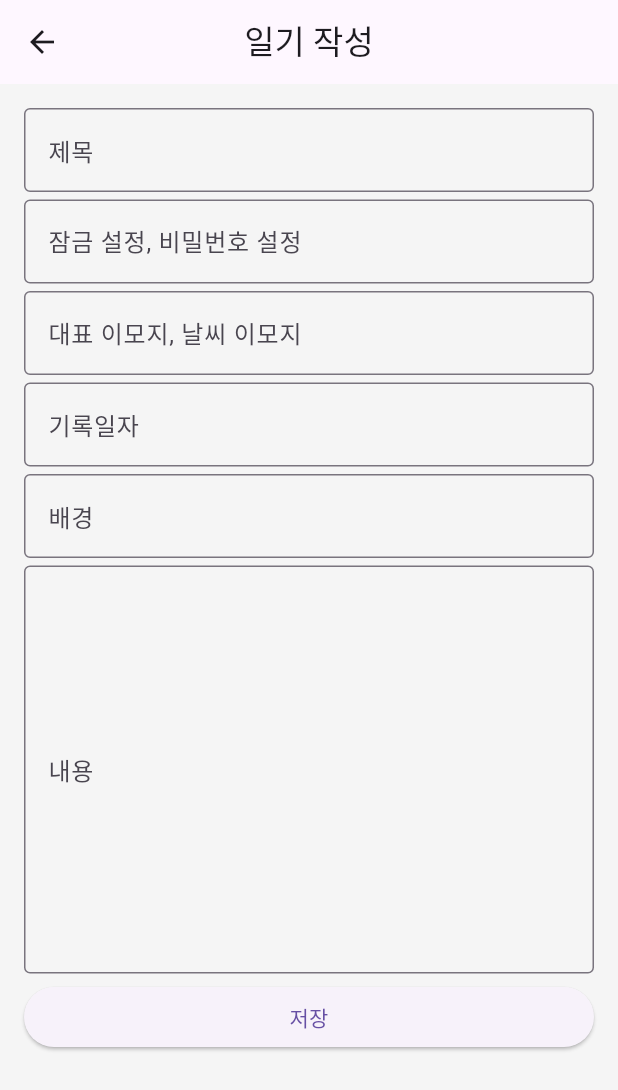
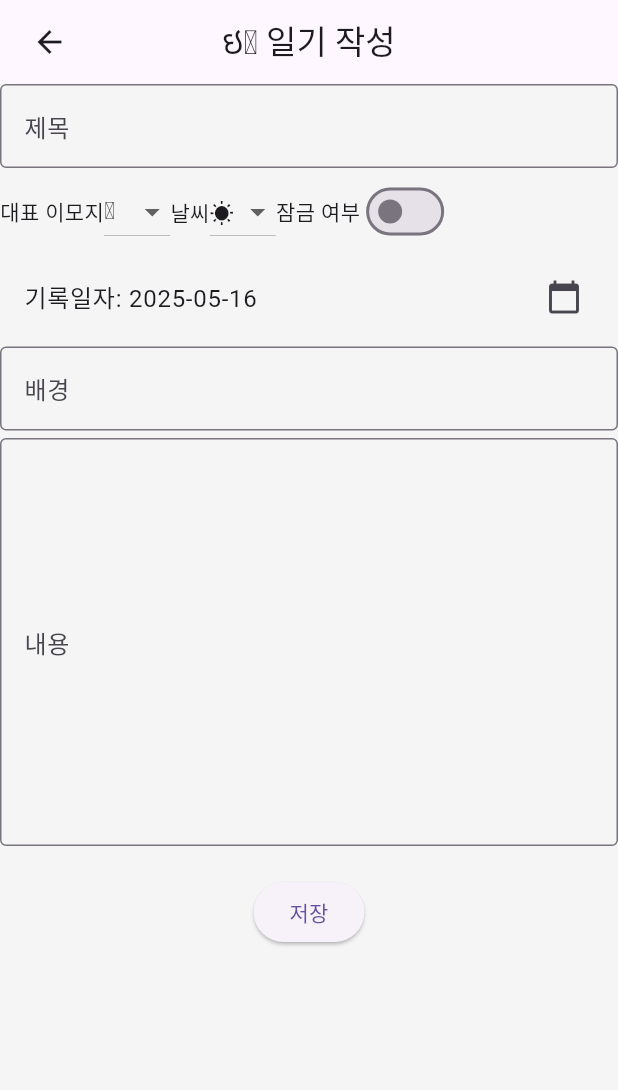
Before and after one commit to BlueStrobus/Study_flutter, a Flutter app: the DiaryListScreen screen opened by its route, after a tap on the "add" icon, on a phone screen of 412 x 824 dp. Shown: the top 1090 px of the screen. Run offline on Flutter 3.47's test engine with Material 3 defaults, Android fonts, the phone set to English and light mode, and no system bars; our stand-ins replace flutter_dotenv, geolocator, image_picker, table_calendar.

Commit message:
update diary ui
일기 목록, 작성화면 스크롤, 페이징, 기타 ui 추가

```diff
--- a/lib/main.dart
+++ b/lib/main.dart
@@ -2,7 +2,8 @@ import 'package:flutter/material.dart';
 import 'package:flutter_dotenv/flutter_dotenv.dart';
 import 'package:provider/provider.dart';
 import 'screens/home_screen.dart'; // 홈화면
-import 'screens/diary_screen.dart'; // 다이어리 화면
+// import 'screens/diary_screen.dart'; // 다이어리 화면
+import 'screens/diary_screen_0_0_1.dart'; // 다이어리 화면
 import 'screens/schedule_screen.dart'; // 일정 화면
 import 'screens/todo_screen.dart'; // 할일 화면
 import 'screens/settings_screen.dart'; // 설정 화면
@@ -41,7 +42,7 @@ class DiaryApp extends StatelessWidget {
       routes: {
         '/home': (context) => HomeScreen(),
         '/diary': (context) => DiaryListScreen(),
-        '/write_diary': (context) => WriteDiaryScreen(),
+        // '/write_diary': (context) => WriteDiaryScreen(),
         '/todo': (context) => TodoListScreen(),
         '/write_todo': (context) => WriteTodoScreen(),
         '/schedule': (context) => ScheduleListScreen(),
--- a/lib/screens/diary_screen.dart
+++ b/lib/screens/diary_screen.dart
@@ -31,7 +31,11 @@ class DiaryListScreen extends StatelessWidget {
         elevation: 0,
       ),
       // 본문 영역 구성
-      body: Padding(
+      body: /*CustomScrollView(
+        slivers: [
+          SliverToBoxAdapter(
+            child:*/
+          Padding(
         padding: const EdgeInsets.all(16.0),
         child: Column(
           crossAxisAlignment: CrossAxisAlignment.stretch,
@@ -96,6 +100,9 @@ class DiaryListScreen extends StatelessWidget {
           ],
         ),
       ),
+      /*  ),
+        ],
+      ),*/
       // 일기 작성 화면으로 이동하는 플로팅 버튼
       floatingActionButton: FloatingActionButton(
         onPressed: () async {
@@ -230,6 +237,7 @@ class _WriteDiaryScreenState extends State<WriteDiaryScreen> {
               ),
               maxLines: 10, // 여러 줄 입력 가능
             ),
+
             const SizedBox(height: 5),
             ElevatedButton(
               onPressed: _saveDiary,
--- /dev/null
+++ b/lib/screens/diary_screen_0_0_1.dart
@@ -0,0 +1,517 @@
+import 'package:flutter/material.dart';
+import 'package:table_calendar/table_calendar.dart';
+import 'package:intl/intl.dart' show DateFormat;
+
+// 더미데이터
+// 전역에 선언된 일기 리스트 (임시 저장소)
+List<Map<String, dynamic>> diary_item = [
+  {'id': 1, 'title': '오늘일기1', 'content': '이모지랑 줄바꿈, 그림 중간에 넣는 방법을 찾아야하는데데'},
+  {'id': 2, 'title': '오늘일기2', 'content': '내용내용내용 일기 내용용'},
+  {'id': 3, 'title': '오늘일기3', 'content': '내용내용내용 일기 내용용'}
+];
+
+/// 1. 일기 목록 화면
+class DiaryListScreen extends StatefulWidget {
+  @override
+  _DiaryListScreen createState() => _DiaryListScreen();
+}
+
+class _DiaryListScreen extends State<DiaryListScreen> {
+  // 검색창
+  final TextEditingController searchController = TextEditingController();
+
+  // 더미 데이터
+  /*
+  final List<String> totalItems =
+      List.generate(200, (index) => '일기 ${index + 1}');
+      */
+  static const int pageSize = 20;
+  int currentPage = 1;
+
+  List<Map<String, dynamic>> get currentItems {
+    final start = (currentPage - 1) * pageSize;
+    final end = (start + pageSize) > diary_item.length
+        ? diary_item.length
+        : start + pageSize;
+    return diary_item.sublist(start, end);
+  }
+
+  int get totalPages => (diary_item.length / pageSize).ceil();
+
+  List<int> getPageNumbers() {
+    int startPage = currentPage - 2;
+    int endPage = currentPage + 2;
+
+    if (startPage < 1) {
+      endPage += (1 - startPage);
+      startPage = 1;
+    }
+
+    if (endPage > totalPages) {
+      startPage -= (endPage - totalPages);
+      endPage = totalPages;
+    }
+
+    if (startPage < 1) startPage = 1;
+
+    List<int> pages = [];
+    for (int i = startPage; i <= endPage; i++) {
+      pages.add(i);
+    }
+    return pages;
+  }
+
+  void goToPage(int page) {
+    if (page >= 1 && page <= totalPages) {
+      setState(() {
+        currentPage = page;
+      });
+    }
+  }
+
+  // 검색
+  // final keyword = searchController.text.trim();
+  // final results = diary_item
+  //     .where((item) =>
+  //         item['title'].toString().contains(keyword) ||
+  //         item['content'].toString().contains(keyword))
+  //     .toList();
+
+  late ScrollController listScrollController;
+
+  @override
+  void initState() {
+    super.initState();
+    listScrollController = ScrollController();
+  }
+
+  @override
+  void dispose() {
+    listScrollController.dispose();
+    super.dispose();
+  }
+
+  @override
+  Widget build(BuildContext context) {
+    return Scaffold(
+      appBar: AppBar(
+        leading: Padding(
+          padding: const EdgeInsets.only(left: 10.0),
+          child: IconButton(
+            icon: const Icon(Icons.home),
+            onPressed: () => Navigator.pushNamed(context, '/home'),
+          ),
+        ),
+        title: const Text('ઇଓ FLY 다이어리'),
+        centerTitle: true,
+        elevation: 0,
+      ),
+      body: NestedScrollView(
+        headerSliverBuilder: (BuildContext context, bool innerBoxIsScrolled) {
+          return [
+            SliverToBoxAdapter(
+              child: Column(
+                children: [
+                  Container(
+                    // EdgeInsets.fromLTRB(left, top, right, bottom)
+                    padding: const EdgeInsets.fromLTRB(5, 2, 5, 2),
+                    child: TableCalendar(
+                      focusedDay: DateTime.now(),
+                      firstDay: DateTime(2020, 1, 1),
+                      lastDay: DateTime(2030, 12, 31),
+                    ),
+                  ),
+                  Padding(
+                    padding: const EdgeInsets.fromLTRB(
+                        8, 10, 8, 0), // EdgeInsets.symmetric(horizontal: 8.0),
+                    child: Row(
+                      mainAxisAlignment: MainAxisAlignment.spaceBetween,
+                      children: [
+                        DropdownButton<String>(
+                          value: '최신순',
+                          items: ['최신순', '오래된순', '제목순']
+                              .map((e) =>
+                                  DropdownMenuItem(value: e, child: Text(e)))
+                              .toList(),
+                          onChanged: (val) {},
+                        ),
+                        SizedBox(
+                          width: 50,
+                        ),
+                        Expanded(
+                          child: Padding(
+                            padding:
+                                const EdgeInsets.symmetric(horizontal: 8.0),
+                            child: TextField(
+                              controller: searchController,
+                              decoration: const InputDecoration(
+                                labelText: '검색 🔍',
+                                border: OutlineInputBorder(),
+                              ),
+                            ),
+                          ),
+                        ),
+                        ElevatedButton(
+                          onPressed: () {
+                            // 검색 로직
+                            print(searchController.text);
+                          },
+                          child: Icon(Icons.search),
+                        ),
+                      ],
+                    ),
+                  ),
+                ],
+              ),
+            ),
+          ];
+        },
+        // 본문의 리스트와 페이징
+        body: Padding(
+          padding: const EdgeInsets.symmetric(horizontal: 20),
+          child: Column(
+            children: [
+              // 리스트 보여주는 부분 (스크롤 가능)
+              Expanded(
+                child: ListView.builder(
+                  controller: listScrollController,
+                  itemCount: currentItems.length,
+                  itemBuilder: (context, index) {
+                    /* return ListTile(
+                      title: Text(currentItems[index]),
+                    );*/
+                    final diary = currentItems[index]; // 현재 보이는 목록
+                    return ListTile(
+                      title: Text(diary['title']), // 저장된 제목 사용
+                      subtitle: Text(
+                        (() {
+                          final lines = diary['content']
+                              .toString()
+                              .split('\n'); // 줄바꿈 단위로 자른 배열
+                          final firstLine = lines.first; // 첫째줄
+                          return firstLine.length > 30
+                              ? '${firstLine.substring(0, 30)}...'
+                              : firstLine;
+                        })(),
+                      ),
+                      // 내용 일부만 미리보기  첫줄 or 앞에 30자만
+                      onTap: () {
+                        Navigator.push(
+                          context,
+                          MaterialPageRoute(
+                            builder: (context) =>
+                                DiaryDetailScreen(diary: diary), // diary 자체 전달
+                          ),
+                        );
+                      },
+                    );
+                  },
+                ),
+              ),
+              //페이징 버튼
+              Container(
+                padding: EdgeInsets.symmetric(vertical: 8),
+                child: Row(
+                  mainAxisAlignment: MainAxisAlignment.center,
+                  children: [
+                    // 이전 페이지
+                    IconButton(
+                      icon: Icon(Icons.chevron_left),
+                      onPressed: currentPage > 1
+                          ? () => goToPage(currentPage - 1)
+                          : null,
+                    ),
+                    // 페이지 번호 버튼들
+                    ...getPageNumbers().map((page) => GestureDetector(
+                          onTap: () => goToPage(page),
+                          child: Container(
+                            margin: EdgeInsets.symmetric(horizontal: 4),
+                            padding: EdgeInsets.all(8),
+                            decoration: BoxDecoration(
+                              color: page == currentPage
+                                  ? Colors.blue
+                                  : Colors.grey[200],
+                              borderRadius: BorderRadius.circular(4),
+                            ),
+                            child: Text(
+                              '$page',
+                              style: TextStyle(
+                                color: page == currentPage
+                                    ? Colors.white
+                                    : Colors.black,
+                              ),
+                            ),
+                          ),
+                        )),
+                    // 다음 페이지
+                    IconButton(
+                      icon: Icon(Icons.chevron_right),
+                      onPressed: currentPage < totalPages
+                          ? () => goToPage(currentPage + 1)
+                          : null,
+                    ),
+                  ],
+                ),
+              ),
+            ],
+          ),
+        ),
+      ),
+      // 플로팅 추가 버튼
+      floatingActionButton: FloatingActionButton(
+        onPressed: () async {
+          final result = await Navigator.push(
+            context,
+            MaterialPageRoute(
+              builder: (context) => const WriteDiaryScreen(),
+            ),
+          );
+
+          if (result == true) {
+            // 새 일기가 추가되었음을 감지하고 화면 갱신
+            (context as Element).markNeedsBuild(); // 또는 상태관리 적용
+          }
+        },
+        child: const Icon(Icons.add),
+      ),
+    );
+  }
+}
+
+/// 2. 일기 작성 화면 (입력받고 저장 시 콘솔에 출력)
+class WriteDiaryScreen extends StatefulWidget {
+  const WriteDiaryScreen({Key? key}) : super(key: key);
+
+  @override
+  State<WriteDiaryScreen> createState() => _WriteDiaryScreenState();
+}
+
+class _WriteDiaryScreenState extends State<WriteDiaryScreen> {
+  // 제목창
+  final TextEditingController titleController = TextEditingController();
+  // 대표 이모지, 날씨 이모지 < 버튼으로
+  String mainEmoji = '🪽';
+  String weatherEmoji = '☀️'; // 일기예보 연결하고 현재날씨로 바꾸기
+  // 잠금 여부 - pw + 토글
+  bool isLocked = false;
+  final TextEditingController pwController = TextEditingController();
+
+  // 기록일자
+  //final TextEditingController searchController = TextEditingController();
+  late DateTime selectedDate = DateTime.now();
+
+  // 배경
+  final TextEditingController bgController = TextEditingController();
+
+  // 내용
+  final TextEditingController contentController = TextEditingController();
+
+  // 저장 버튼 클릭 시 호출되는 함수
+  void _saveDiary() {
+    final title = titleController.text;
+    final content = contentController.text;
+
+    // 아이디 부여: 리스트가 비어있으면 0, 아니면 마지막 id + 1
+    final int id = diary_item.isEmpty ? 0 : diary_item.last['id'] + 1;
+
+    // 리스트에 추가
+    diary_item.add({
+      'id': id,
+      'title': title,
+      'content': content,
+      'date': selectedDate,
+      'emoji': mainEmoji,
+      'weather': weatherEmoji,
+      'isLocked': isLocked,
+      'pw': pwController.text,
+    });
+
+    print('제목: $title');
+    print('내용: $content');
+
+    // 작성 화면 종료
+    Navigator.pop(context, true);
+  }
+
+  @override
+  Widget build(BuildContext context) {
+    return Scaffold(
+      appBar: AppBar(
+        leading: Padding(
+          padding: const EdgeInsets.only(left: 10.0),
+          child: IconButton(
+            icon: const Icon(Icons.arrow_back),
+            // onPressed: () => Navigator.pop(context, true),
+            onPressed: () => Navigator.pushNamed(context, '/diary'),
+          ),
+        ),
+        title: const Text('ઇଓ 일기 작성'),
+        centerTitle: true,
+        elevation: 0,
+      ),
+      body: NestedScrollView(
+        headerSliverBuilder: (BuildContext context, bool innerBoxIsScrolled) {
+          return [
+            SliverToBoxAdapter(
+              child: Column(
+                children: [
+                  /** 작성 항목
+             * 제목
+             * 잠금 여부
+             * 대표 이모지, 날씨 이모지 (기본값:🪽, 현재 날씨)
+             * 기록일자 ( 클릭하면 달력 띄우기, 기본값 오늘 )
+             * 배경 이미지 ( 이미지3개 이상 중에 선택)
+             * 내용 ( 중간에 이미지, 링크, 줄띄우기, 폰트 변경, 글자크기, 굵게쓰기, 기울이기, 밑줄, 취소선 가능하게)
+             */
+
+                  // 제목 입력 필드
+                  TextField(
+                    controller: titleController, // 제목 컨트롤러 연결
+                    decoration: const InputDecoration(
+                      labelText: '제목',
+                      border: OutlineInputBorder(),
+                    ),
+                  ),
+                  const SizedBox(height: 5),
+
+                  // 잠금 설정 필드
+                  // TextField(
+                  //   controller: pwController, // 잠금 설정 컨트롤러 연결
+                  //   decoration: const InputDecoration(
+                  //     labelText: '잠금 설정, 비밀번호 설정',
+                  //     border: OutlineInputBorder(),
+                  //   ),
+                  // ),
+                  // const SizedBox(height: 5),
+                  Row(
+                    children: [
+                      Text('대표 이모지'),
+                      DropdownButton<String>(
+                        value: mainEmoji,
+                        items: ['🪽', '😊', '😴', '🔥']
+                            .map((e) =>
+                                DropdownMenuItem(value: e, child: Text(e)))
+                            .toList(),
+                        onChanged: (val) => setState(() => mainEmoji = val!),
+                      ),
+                      Text('날씨'),
+                      DropdownButton<String>(
+                        value: weatherEmoji,
+                        items: ['☀️', '🌧️', '⛅', '🌩️']
+                            .map((e) =>
+                                DropdownMenuItem(value: e, child: Text(e)))
+                            .toList(),
+                        onChanged: (val) => setState(() => weatherEmoji = val!),
+                      ),
+                      Text('잠금 여부'),
+                      Switch(
+                        value: isLocked,
+                        onChanged: (val) {
+                          setState(() {
+                            isLocked = val;
+                          });
+                        },
+                      ),
+                      if (isLocked)
+                        Expanded(
+                          child: TextField(
+                            controller: pwController,
+                            obscureText: true,
+                            decoration: InputDecoration(labelText: '비밀번호'),
+                          ),
+                        ),
+                    ],
+                  ),
+                  const SizedBox(height: 5),
+                  /*   // 대표 이모지, 날씨 이모지 (기본값:🪽, 현재 날씨)
+                  TextField(
+                    controller: titleController, // 제목 컨트롤러 연결
+                    decoration: const InputDecoration(
+                      labelText: '대표 이모지, 날씨 이모지',
+                      border: OutlineInputBorder(),
+                    ),
+                  ),
+                  const SizedBox(height: 5),*/
+
+                  // 기록일자 입력 필드
+                  /* TextField(
+                    controller: titleController, // 기록일자 컨트롤러 연결
+                    decoration: const InputDecoration(
+                      labelText: '기록일자',
+                      border: OutlineInputBorder(),
+                    ),
+                  ),*/
+                  ListTile(
+                    title: Text(
+                        '기록일자: ${DateFormat('yyyy-MM-dd').format(selectedDate)}'),
+                    trailing: Icon(Icons.calendar_today),
+                    onTap: () async {
+                      final picked = await showDatePicker(
+                        context: context,
+                        initialDate: selectedDate,
+                        firstDate: DateTime(2000),
+                        lastDate: DateTime(2100),
+                      );
+                      if (picked != null) {
+                        setState(() => selectedDate = picked);
+                      }
+                    },
+                  ),
+
+                  const SizedBox(height: 5),
+
+                  // 배경 선택 필드
+                  TextField(
+                    controller: bgController,
+                    decoration: InputDecoration(
+                      labelText: '배경',
+                      border: OutlineInputBorder(),
+                    ),
+                  ),
+                  const SizedBox(height: 5),
+                  TextField(
+                    controller: contentController,
+                    maxLines: 10,
+                    decoration: const InputDecoration(
+                      labelText: '내용',
+                      border: OutlineInputBorder(),
+                    ),
+                  ),
+                  const SizedBox(height: 20),
+
+                  ElevatedButton(
+                    onPressed: _saveDiary,
+                    child: const Text('저장'),
+                  ),
+                ],
+              ),
+            ),
+          ];
+        },
+        body: SizedBox.shrink(),
+      ),
+    );
+  }
+}
+
+/// 3. 일기 상세 보기 화면 (선택한 일기의 제목과 내용 표시)
+
+class DiaryDetailScreen extends StatelessWidget {
+  final Map<String, dynamic> diary;
+
+  const DiaryDetailScreen({Key? key, required this.diary}) : super(key: key);
+
+  @override
+  @override
+  Widget build(BuildContext context) {
+    return Scaffold(
+      appBar: AppBar(
+        title: Text(diary['title']),
+      ),
+      body: Padding(
+        padding: const EdgeInsets.all(16.0),
+        child: Text(diary['content']),
+      ),
+    );
+  }
+}
```
